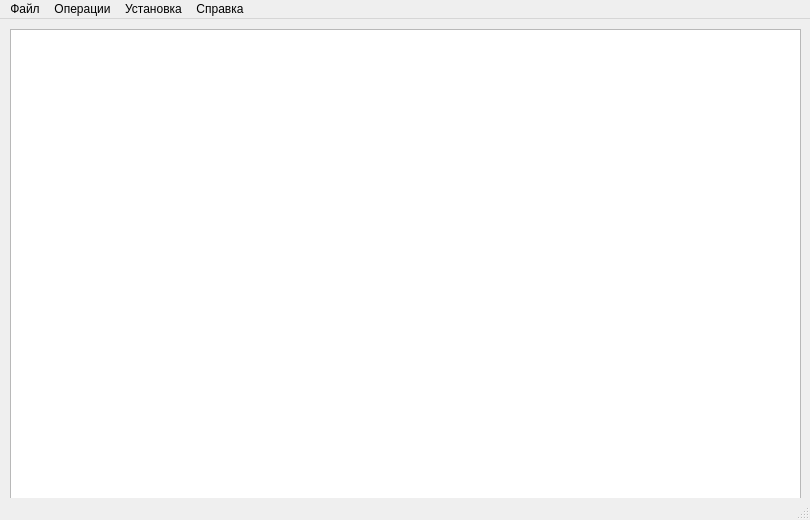
This is src/mainwindow.ui in 2UTM/2UTM as Qt 5 draws it before an edit. The edited form follows.
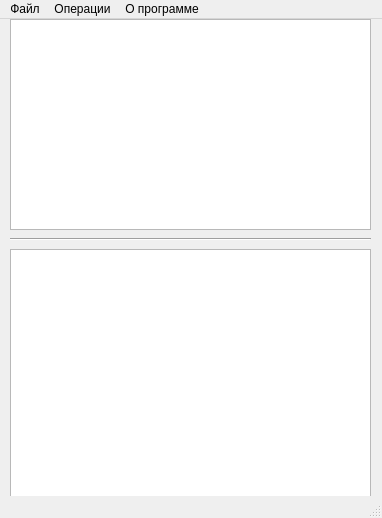
This is the edited form.

Diff of the .ui file:
```diff
--- a/src/mainwindow.ui
+++ b/src/mainwindow.ui
@@ -6,64 +6,63 @@
    <rect>
     <x>0</x>
     <y>0</y>
-    <width>810</width>
-    <height>520</height>
+    <width>382</width>
+    <height>518</height>
    </rect>
   </property>
-  <property name="minimumSize">
-   <size>
-    <width>810</width>
-    <height>520</height>
-   </size>
-  </property>
-  <property name="maximumSize">
-   <size>
-    <width>810</width>
-    <height>520</height>
-   </size>
-  </property>
   <property name="windowTitle">
    <string>MainWindow</string>
   </property>
   <widget class="QWidget" name="centralwidget">
-   <widget class="QListWidget" name="listWidget">
+   <widget class="QTextEdit" name="textEditInfoCert">
     <property name="geometry">
      <rect>
       <x>10</x>
-      <y>10</y>
-      <width>791</width>
-      <height>474</height>
+      <y>230</y>
+      <width>361</width>
+      <height>251</height>
      </rect>
     </property>
-    <property name="minimumSize">
-     <size>
-      <width>791</width>
-      <height>474</height>
-     </size>
-    </property>
-    <property name="maximumSize">
-     <size>
-      <width>791</width>
-      <height>474</height>
-     </size>
+   </widget>
+   <widget class="QListWidget" name="listWidgetToken">
+    <property name="geometry">
+     <rect>
+      <x>10</x>
+      <y>0</y>
+      <width>361</width>
+      <height>211</height>
+     </rect>
     </property>
     <property name="styleSheet">
      <string notr="true"/>
     </property>
    </widget>
+   <widget class="Line" name="line">
+    <property name="geometry">
+     <rect>
+      <x>10</x>
+      <y>210</y>
+      <width>361</width>
+      <height>20</height>
+     </rect>
+    </property>
+    <property name="orientation">
+     <enum>Qt::Horizontal</enum>
+    </property>
+   </widget>
   </widget>
   <widget class="QMenuBar" name="menubar">
    <property name="geometry">
     <rect>
      <x>0</x>
      <y>0</y>
-     <width>810</width>
+     <width>382</width>
      <height>18</height>
     </rect>
    </property>
    <widget class="QMenu" name="menu">
     <property name="title">
-     <string>Справка</string>
+     <string>Файл</string>
     </property>
     <addaction name="actionAboutProg"/>
     <addaction name="separator"/>
@@ -87,21 +86,14 @@
    </widget>
    <widget class="QMenu" name="menu_3">
     <property name="title">
-     <string>Установка</string>
+     <string>О программе</string>
     </property>
     <addaction name="action_install_utm"/>
     <addaction name="action_uninstall_utm"/>
    </widget>
-   <widget class="QMenu" name="menu_4">
-    <property name="title">
-     <string>Файл</string>
-    </property>
-    <addaction name="action_exit"/>
-   </widget>
-   <addaction name="menu_4"/>
+   <addaction name="menu"/>
    <addaction name="menu_2"/>
    <addaction name="menu_3"/>
-   <addaction name="menu"/>
   </widget>
   <widget class="QStatusBar" name="statusbar"/>
   <action name="actionAboutProg">
```
Left out of the diff: 116 changed lines with no effect on the pictures.
